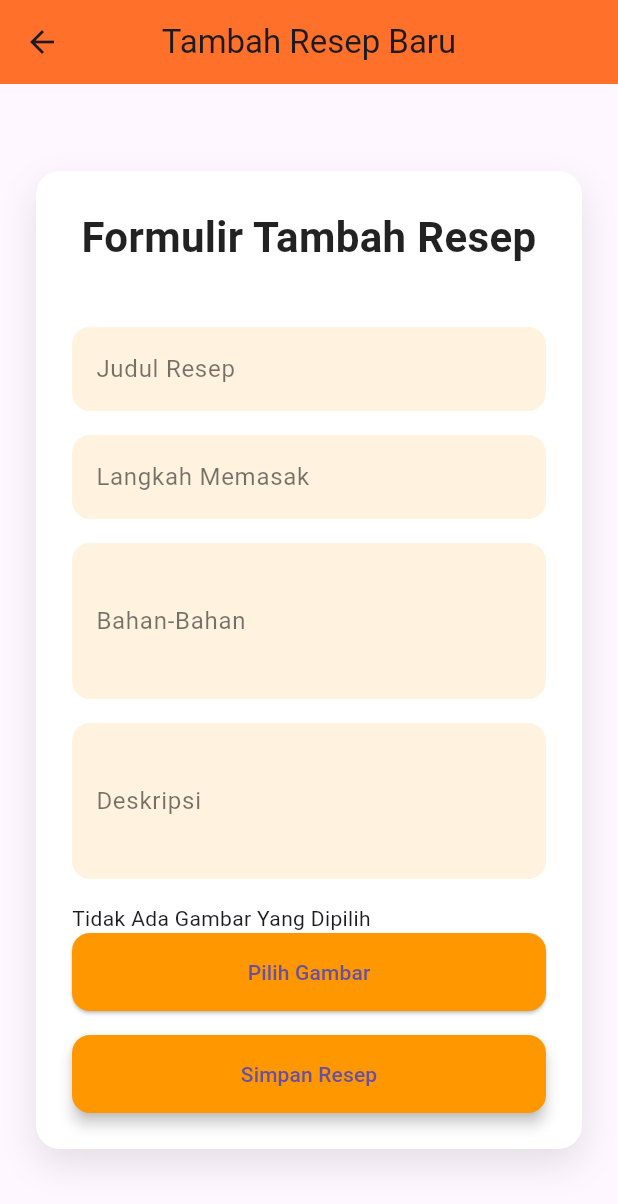
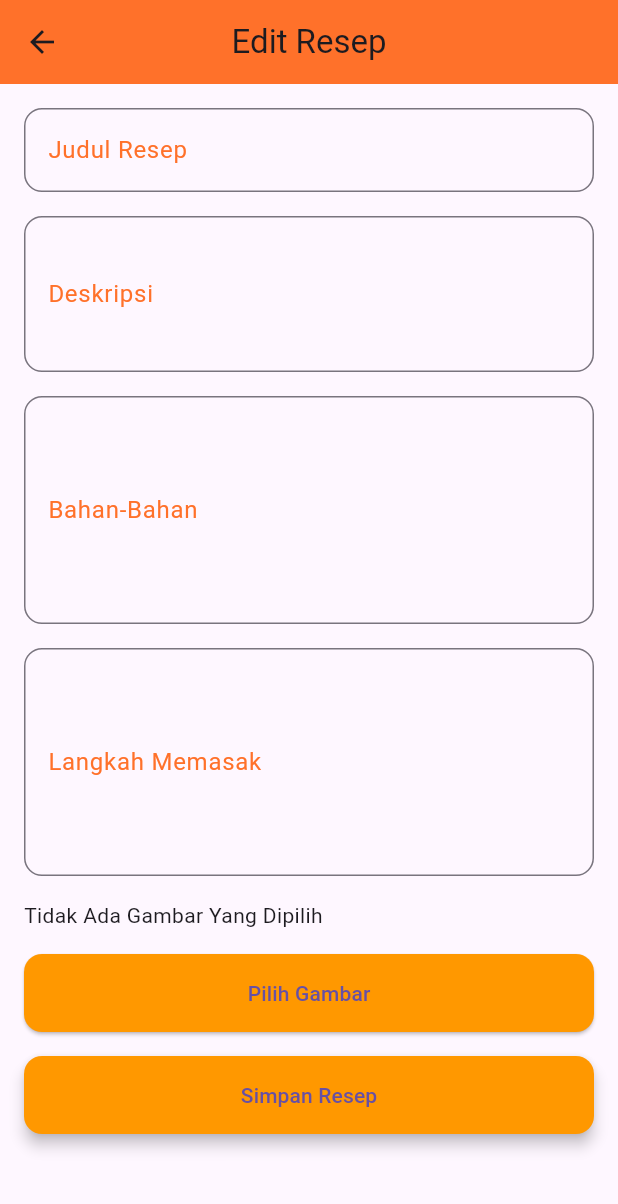
Before and after one commit to arifsetiawan2004/resepmakananuas, a Flutter app: the TambahScreen screen opened by its route, on a phone screen of 412 x 824 dp. Shown: the top 1204 px of the screen. Run offline on Flutter 3.47's test engine with Material 3 defaults, Android fonts, the phone set to English and light mode, and no system bars; our stand-ins replace image_picker, shared_preferences; accounts and stored records are empty; network calls fail.

Commit message:
perbaikan register dan tampilan tambah resep

```diff
--- a/lib/ui/edit_resep.dart
+++ b/lib/ui/edit_resep.dart
@@ -147,6 +147,7 @@ class _EditScreenState extends State<EditScreen> {
     return Scaffold(
       appBar: AppBar(
         title: Text('Edit Resep'),
+        centerTitle: true,
         backgroundColor: Color.fromRGBO(255, 113, 42, 1),
       ),
       body: Padding(
@@ -237,7 +238,7 @@ class _EditScreenState extends State<EditScreen> {
                     ? 'Langkah memasak tidak boleh kosong'
                     : null,
               ),
-              SizedBox(height: 24),
+              const SizedBox(height: 16),
               _isLoading
                   ? Center(child: CircularProgressIndicator())
                   : SizedBox(
--- a/lib/ui/register_screen.dart
+++ b/lib/ui/register_screen.dart
@@ -22,8 +22,15 @@ class RegisterScreen extends StatelessWidget {
       );
 
       if (response["status"]) {
-        // Jika registrasi berhasil, arahkan kembali ke halaman login
-        Navigator.pushNamed(context, '/home');
+        // Jika registrasi berhasil, tampilkan pesan registrasi berhasil
+        ScaffoldMessenger.of(context).showSnackBar(
+          SnackBar(
+              content: Text(
+                  "Registrasi Berhasil! Silahkan Log In untuk masuk ke akun anda.")),
+        );
+
+        // Arahkan kembali ke halaman login
+        Navigator.pushNamed(context, '/login');
       }
     } catch (e) {
       print(e);
--- a/lib/ui/tambah_resep.dart
+++ b/lib/ui/tambah_resep.dart
@@ -112,99 +112,97 @@ class _TambahScreenState extends State<TambahScreen> {
   Widget build(BuildContext context) {
     return Scaffold(
       appBar: AppBar(
-        title: const Text("Tambah Resep Baru"),
+        title: Text('Edit Resep'),
         centerTitle: true,
         backgroundColor: Color.fromRGBO(255, 113, 42, 1),
-        elevation: 0,
       ),
-      body: Container(
-        child: Center(
-          child: Padding(
-            padding: const EdgeInsets.all(24),
-            child: SingleChildScrollView(
-              child: Container(
-                decoration: BoxDecoration(
-                  color: Colors.white,
-                  borderRadius: BorderRadius.circular(16),
-                  boxShadow: [
-                    BoxShadow(
-                      color: Colors.black.withOpacity(0.1),
-                      blurRadius: 20,
-                      offset: const Offset(0, 10),
-                    ),
-                  ],
-                ),
-                padding: const EdgeInsets.all(24),
-                child: Column(
-                  mainAxisSize: MainAxisSize.min,
-                  crossAxisAlignment: CrossAxisAlignment.stretch,
+      body: Padding(
+        padding: const EdgeInsets.all(16.0),
+        child: Form(
+          key: _formKey,
+          child: ListView(
             children: [
-                    const Text(
-                      "Formulir Tambah Resep",
-                      textAlign: TextAlign.center,
-                      style: TextStyle(
-                        fontSize: 28,
-                        fontWeight: FontWeight.bold,
-                        color: Colors.black87,
-                      ),
-                    ),
-                    const SizedBox(height: 40),
               TextFormField(
                 controller: _titleController,
                 decoration: InputDecoration(
                   labelText: "Judul Resep",
-                        labelStyle: const TextStyle(color: Colors.black54),
-                        filled: true,
-                        fillColor: Colors.orange[50],
+                  labelStyle: TextStyle(color: Color.fromRGBO(255, 113, 42, 1)),
                   border: OutlineInputBorder(
                     borderRadius: BorderRadius.circular(12),
-                          borderSide: BorderSide.none,
+                  ),
+                  focusedBorder: OutlineInputBorder(
+                    borderSide: BorderSide(
+                      color: Color.fromRGBO(255, 113, 42, 1),
+                      width: 2,
                     ),
                   ),
                 ),
-                    const SizedBox(height: 16),
+                validator: (value) => value == null || value.isEmpty
+                    ? 'Judul tidak boleh kosong'
+                    : null,
+              ),
+              SizedBox(height: 16),
               TextFormField(
-                      controller: _cookingMethodController,
+                controller: _descriptionController,
+                maxLines: 3,
                 decoration: InputDecoration(
-                        labelText: "Langkah Memasak",
-                        labelStyle: const TextStyle(color: Colors.black54),
-                        filled: true,
-                        fillColor: Colors.orange[50],
+                  labelText: "Deskripsi",
+                  labelStyle: TextStyle(color: Color.fromRGBO(255, 113, 42, 1)),
                   border: OutlineInputBorder(
                     borderRadius: BorderRadius.circular(12),
-                          borderSide: BorderSide.none,
+                  ),
+                  focusedBorder: OutlineInputBorder(
+                    borderSide: BorderSide(
+                      color: Color.fromRGBO(255, 113, 42, 1),
+                      width: 2,
                     ),
                   ),
                 ),
-                    const SizedBox(height: 16),
+                validator: (value) => value == null || value.isEmpty
+                    ? 'Deskripsi tidak boleh kosong'
+                    : null,
+              ),
+              SizedBox(height: 16),
               TextFormField(
                 controller: _ingredientsController,
+                maxLines: 5,
                 decoration: InputDecoration(
                   labelText: "Bahan-Bahan",
-                        labelStyle: const TextStyle(color: Colors.black54),
-                        filled: true,
-                        fillColor: Colors.orange[50],
+                  labelStyle: TextStyle(color: Color.fromRGBO(255, 113, 42, 1)),
                   border: OutlineInputBorder(
                     borderRadius: BorderRadius.circular(12),
-                          borderSide: BorderSide.none,
+                  ),
+                  focusedBorder: OutlineInputBorder(
+                    borderSide: BorderSide(
+                      color: Color.fromRGBO(255, 113, 42, 1),
+                      width: 2,
                     ),
                   ),
-                      maxLines: 3,
                 ),
-                    const SizedBox(height: 16),
+                validator: (value) => value == null || value.isEmpty
+                    ? 'Bahan-bahan tidak boleh kosong'
+                    : null,
+              ),
+              SizedBox(height: 16),
               TextFormField(
-                      controller: _descriptionController,
+                controller: _cookingMethodController,
+                maxLines: 5,
                 decoration: InputDecoration(
-                        labelText: "Deskripsi",
-                        labelStyle: const TextStyle(color: Colors.black54),
-                        filled: true,
-                        fillColor: Colors.orange[50],
+                  labelText: "Langkah Memasak",
+                  labelStyle: TextStyle(color: Color.fromRGBO(255, 113, 42, 1)),
                   border: OutlineInputBorder(
                     borderRadius: BorderRadius.circular(12),
-                          borderSide: BorderSide.none,
+                  ),
+                  focusedBorder: OutlineInputBorder(
+                    borderSide: BorderSide(
+                      color: Color.fromRGBO(255, 113, 42, 1),
+                      width: 2,
                     ),
                   ),
-                      maxLines: 3,
+                ),
+                validator: (value) => value == null || value.isEmpty
+                    ? 'Langkah memasak tidak boleh kosong'
+                    : null,
               ),
               const SizedBox(height: 16),
               _photo == null
@@ -214,6 +212,7 @@ class _TambahScreenState extends State<TambahScreen> {
                       height: 200,
                       fit: BoxFit.cover,
                     ),
+              const SizedBox(height: 16),
               ElevatedButton(
                 onPressed: _showImageSourceActionSheet,
                 style: ElevatedButton.styleFrom(
@@ -244,9 +243,6 @@ class _TambahScreenState extends State<TambahScreen> {
           ),
         ),
       ),
-          ),
-        ),
-      ),
     );
   }
 }
```
Lines whose indentation alone changed are shown as unchanged.
